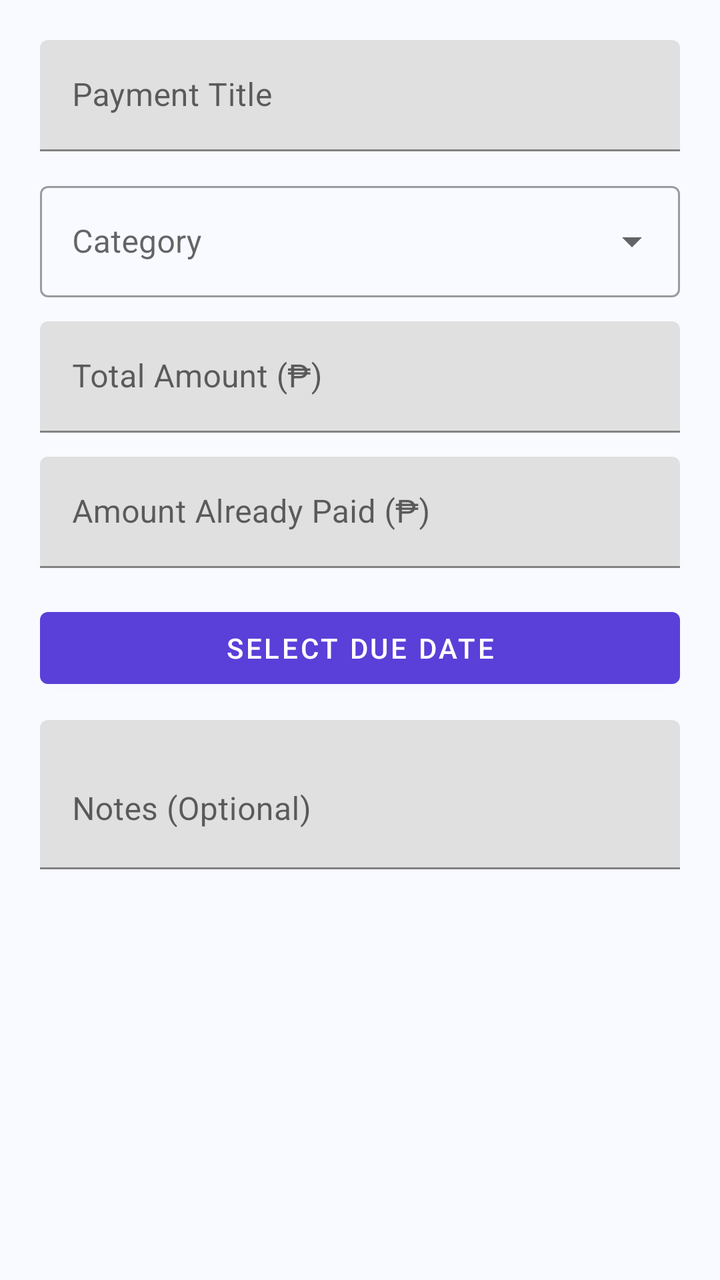
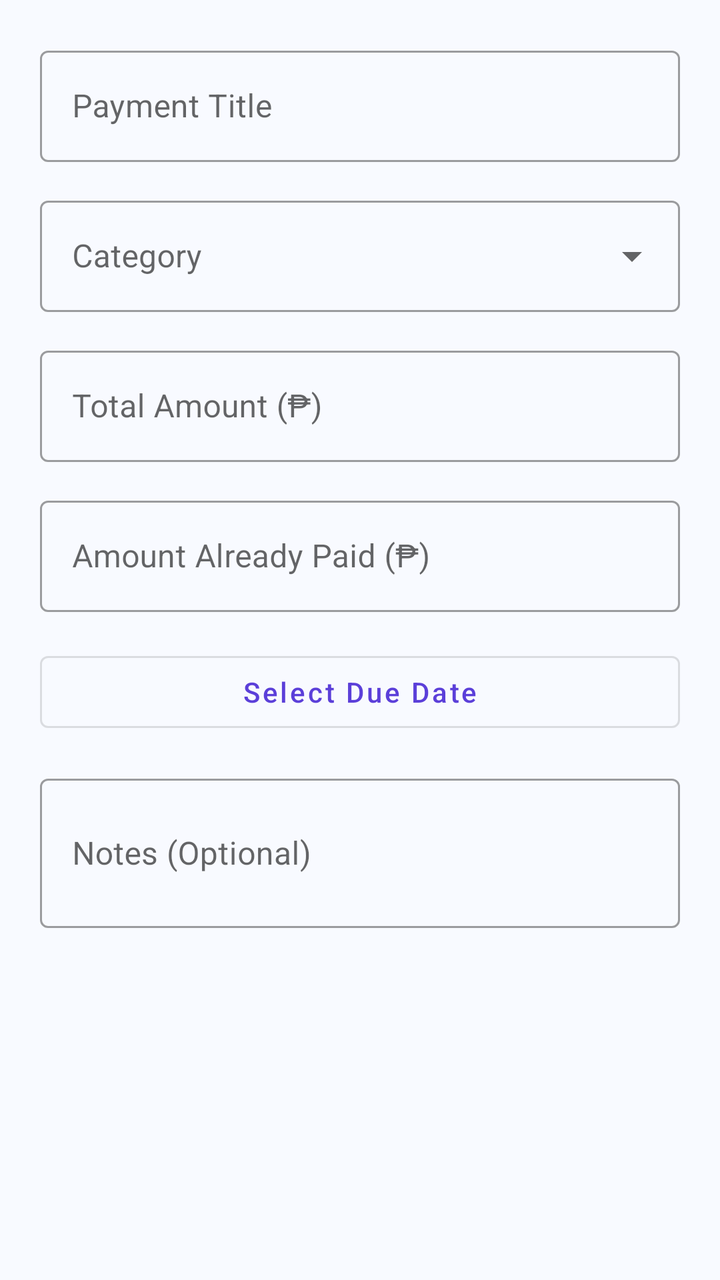

Two renders of the same Android screen: before a commit and after it. Below are the layout's source before the change and the commit's diff.
<!-- AndroidManifest.xml: application theme Theme.Gastoskwela -->
<!-- res/layout/dialog_payment.xml -->
<?xml version="1.0" encoding="utf-8"?>
<ScrollView xmlns:android="http://schemas.android.com/apk/res/android"
    xmlns:app="http://schemas.android.com/apk/res-auto"
    android:layout_width="match_parent"
    android:layout_height="wrap_content">

    <LinearLayout
        android:layout_width="match_parent"
        android:layout_height="wrap_content"
        android:orientation="vertical"
        android:padding="20dp">

        <com.google.android.material.textfield.TextInputLayout
            android:id="@+id/layoutPaymentTitle"
            android:layout_width="match_parent"
            android:layout_height="wrap_content"
            android:hint="Payment Title">

            <com.google.android.material.textfield.TextInputEditText
                android:id="@+id/etPaymentTitle"
                android:layout_width="match_parent"
                android:layout_height="wrap_content"
                android:inputType="textCapSentences" />

        </com.google.android.material.textfield.TextInputLayout>

        <com.google.android.material.textfield.TextInputLayout
            android:id="@+id/layoutPaymentCategory"
            style="@style/Widget.MaterialComponents.TextInputLayout.OutlinedBox.ExposedDropdownMenu"
            android:layout_width="match_parent"
            android:layout_height="wrap_content"
            android:layout_marginTop="12dp"
            android:hint="Category">

            <AutoCompleteTextView
                android:id="@+id/etPaymentCategory"
                android:layout_width="match_parent"
                android:layout_height="wrap_content"
                android:inputType="none" />

        </com.google.android.material.textfield.TextInputLayout>

        <com.google.android.material.textfield.TextInputLayout
            android:id="@+id/layoutPaymentAmount"
            android:layout_width="match_parent"
            android:layout_height="wrap_content"
            android:layout_marginTop="12dp"
            android:hint="Total Amount (₱)">

            <com.google.android.material.textfield.TextInputEditText
                android:id="@+id/etPaymentAmount"
                android:layout_width="match_parent"
                android:layout_height="wrap_content"
                android:inputType="numberDecimal" />

        </com.google.android.material.textfield.TextInputLayout>

        <com.google.android.material.textfield.TextInputLayout
            android:id="@+id/layoutPaymentPaid"
            android:layout_width="match_parent"
            android:layout_height="wrap_content"
            android:layout_marginTop="12dp"
            android:hint="Amount Already Paid (₱)">

            <com.google.android.material.textfield.TextInputEditText
                android:id="@+id/etPaymentPaid"
                android:layout_width="match_parent"
                android:layout_height="wrap_content"
                android:inputType="numberDecimal" />

        </com.google.android.material.textfield.TextInputLayout>

        <com.google.android.material.button.MaterialButton
            android:id="@+id/btnPaymentDueDate"
            android:layout_width="match_parent"
            android:layout_height="wrap_content"
            android:layout_marginTop="16dp"
            android:text="Select Due Date" />

        <com.google.android.material.textfield.TextInputLayout
            android:layout_width="match_parent"
            android:layout_height="wrap_content"
            android:layout_marginTop="12dp"
            android:hint="Notes (Optional)">

            <com.google.android.material.textfield.TextInputEditText
                android:id="@+id/etPaymentNotes"
                android:layout_width="match_parent"
                android:layout_height="wrap_content"
                android:inputType="textMultiLine"
                android:minLines="2" />

        </com.google.android.material.textfield.TextInputLayout>

    </LinearLayout>
</ScrollView>
<!-- resources referenced by this layout -->
<resources>
  <style name="Theme.Gastoskwela" parent="Theme.MaterialComponents.DayNight.NoActionBar">
  
          <item name="colorPrimary">@color/purple_primary</item>
          <item name="colorPrimaryVariant">@color/purple_light</item>
          <item name="colorSecondary">@color/purple_light</item>
          <item name="android:statusBarColor">@color/purple_primary</item>
          <item name="android:navigationBarColor">@color/white</item>
          <item name="android:windowLightNavigationBar">true</item>
          <item name="android:windowLightStatusBar">false</item>
          <item name="android:windowBackground">@color/background</item>
      </style>
  <color name="purple_primary">#5B3FD9</color>
  <color name="purple_light">#7C5CFF</color>
  <color name="white">#FFFFFF</color>
  <color name="background">#F8FAFF</color>
</resources>

<!-- the commit's change to res/layout/dialog_payment.xml (unified diff, before → after) -->
@@ -2,7 +2,8 @@
 <ScrollView xmlns:android="http://schemas.android.com/apk/res/android"
     xmlns:app="http://schemas.android.com/apk/res-auto"
     android:layout_width="match_parent"
-    android:layout_height="wrap_content">
+    android:layout_height="wrap_content"
+    android:fillViewport="true">
 
     <LinearLayout
         android:layout_width="match_parent"
@@ -12,6 +13,7 @@
 
         <com.google.android.material.textfield.TextInputLayout
             android:id="@+id/layoutPaymentTitle"
+            style="@style/Widget.MaterialComponents.TextInputLayout.OutlinedBox"
             android:layout_width="match_parent"
             android:layout_height="wrap_content"
             android:hint="Payment Title">
@@ -20,8 +22,8 @@
                 android:id="@+id/etPaymentTitle"
                 android:layout_width="match_parent"
                 android:layout_height="wrap_content"
-                android:inputType="textCapSentences" />
-
+                android:inputType="textCapSentences"
+                android:singleLine="true" />
         </com.google.android.material.textfield.TextInputLayout>
 
         <com.google.android.material.textfield.TextInputLayout
@@ -29,7 +31,7 @@
             style="@style/Widget.MaterialComponents.TextInputLayout.OutlinedBox.ExposedDropdownMenu"
             android:layout_width="match_parent"
             android:layout_height="wrap_content"
-            android:layout_marginTop="12dp"
+            android:layout_marginTop="14dp"
             android:hint="Category">
 
             <AutoCompleteTextView
@@ -37,50 +39,54 @@
                 android:layout_width="match_parent"
                 android:layout_height="wrap_content"
                 android:inputType="none" />
-
         </com.google.android.material.textfield.TextInputLayout>
 
         <com.google.android.material.textfield.TextInputLayout
             android:id="@+id/layoutPaymentAmount"
+            style="@style/Widget.MaterialComponents.TextInputLayout.OutlinedBox"
             android:layout_width="match_parent"
             android:layout_height="wrap_content"
-            android:layout_marginTop="12dp"
+            android:layout_marginTop="14dp"
             android:hint="Total Amount (₱)">
 
             <com.google.android.material.textfield.TextInputEditText
                 android:id="@+id/etPaymentAmount"
                 android:layout_width="match_parent"
                 android:layout_height="wrap_content"
-                android:inputType="numberDecimal" />
-
+                android:inputType="numberDecimal"
+                android:singleLine="true" />
         </com.google.android.material.textfield.TextInputLayout>
 
         <com.google.android.material.textfield.TextInputLayout
             android:id="@+id/layoutPaymentPaid"
+            style="@style/Widget.MaterialComponents.TextInputLayout.OutlinedBox"
             android:layout_width="match_parent"
             android:layout_height="wrap_content"
-            android:layout_marginTop="12dp"
+            android:layout_marginTop="14dp"
             android:hint="Amount Already Paid (₱)">
 
             <com.google.android.material.textfield.TextInputEditText
                 android:id="@+id/etPaymentPaid"
                 android:layout_width="match_parent"
                 android:layout_height="wrap_content"
-                android:inputType="numberDecimal" />
-
+                android:inputType="numberDecimal"
+                android:singleLine="true" />
         </com.google.android.material.textfield.TextInputLayout>
 
         <com.google.android.material.button.MaterialButton
             android:id="@+id/btnPaymentDueDate"
+            style="@style/Widget.MaterialComponents.Button.OutlinedButton"
             android:layout_width="match_parent"
             android:layout_height="wrap_content"
             android:layout_marginTop="16dp"
-            android:text="Select Due Date" />
+            android:text="Select Due Date"
+            android:textAllCaps="false" />
 
         <com.google.android.material.textfield.TextInputLayout
+            style="@style/Widget.MaterialComponents.TextInputLayout.OutlinedBox"
             android:layout_width="match_parent"
             android:layout_height="wrap_content"
-            android:layout_marginTop="12dp"
+            android:layout_marginTop="14dp"
             android:hint="Notes (Optional)">
 
             <com.google.android.material.textfield.TextInputEditText
@@ -89,7 +95,6 @@
                 android:layout_height="wrap_content"
                 android:inputType="textMultiLine"
                 android:minLines="2" />
-
         </com.google.android.material.textfield.TextInputLayout>
 
     </LinearLayout>
